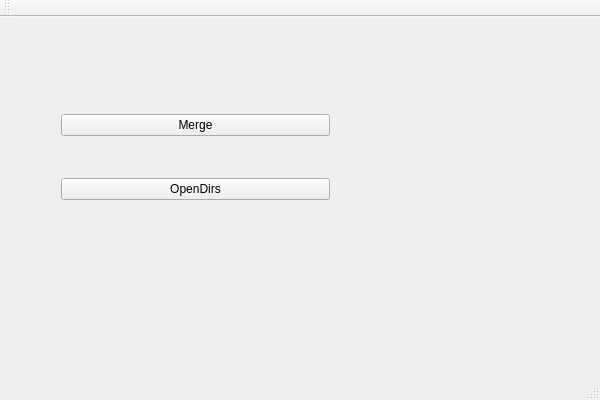
Above: mergeresult.ui from PhineasShi/MergeResult before the change. Below: the same form after it.
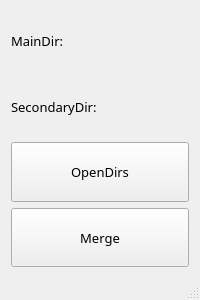
That is the form after the change.

Commit message: Finished UI and OpenDirs

```diff
--- a/mergeresult.ui
+++ b/mergeresult.ui
@@ -6,58 +6,84 @@
    <rect>
     <x>0</x>
     <y>0</y>
-    <width>600</width>
-    <height>400</height>
+    <width>200</width>
+    <height>300</height>
    </rect>
   </property>
   <property name="windowTitle">
    <string>MergeResult</string>
   </property>
   <widget class="QWidget" name="centralWidget">
-   <widget class="QWidget" name="gridLayoutWidget">
-    <property name="geometry">
-     <rect>
-      <x>50</x>
-      <y>50</y>
-      <width>291</width>
-      <height>181</height>
-     </rect>
-    </property>
+   <layout class="QGridLayout" name="gridLayout_2">
+    <item row="0" column="0">
     <layout class="QGridLayout" name="gridLayout">
-     <item row="1" column="0">
+      <item row="0" column="0">
+       <widget class="QLabel" name="label_mainDir">
+        <property name="font">
+         <font>
+          <family>Microsoft YaHei UI Light</family>
+          <pointsize>10</pointsize>
+         </font>
+        </property>
+        <property name="text">
+         <string>MainDir:</string>
+        </property>
+       </widget>
+      </item>
+      <item row="2" column="0">
       <widget class="QPushButton" name="pushButton_openDirs">
+        <property name="sizePolicy">
+         <sizepolicy hsizetype="Minimum" vsizetype="Minimum">
+          <horstretch>0</horstretch>
+          <verstretch>0</verstretch>
+         </sizepolicy>
+        </property>
+        <property name="font">
+         <font>
+          <family>Microsoft YaHei UI Light</family>
+          <pointsize>10</pointsize>
+         </font>
+        </property>
        <property name="text">
         <string>OpenDirs</string>
        </property>
       </widget>
      </item>
-     <item row="0" column="0">
+      <item row="3" column="0">
       <widget class="QPushButton" name="pushButton_merge">
+        <property name="sizePolicy">
+         <sizepolicy hsizetype="Minimum" vsizetype="Minimum">
+          <horstretch>0</horstretch>
+          <verstretch>0</verstretch>
+         </sizepolicy>
+        </property>
+        <property name="font">
+         <font>
+          <family>Microsoft YaHei UI Light</family>
+          <pointsize>10</pointsize>
+         </font>
+        </property>
        <property name="text">
         <string>Merge</string>
        </property>
       </widget>
      </item>
-    </layout>
-   </widget>
-  </widget>
-  <widget class="QMenuBar" name="menuBar">
-   <property name="geometry">
-    <rect>
-     <x>0</x>
-     <y>0</y>
-     <width>600</width>
-     <height>21</height>
-    </rect>
-   </property>
-  </widget>
-  <widget class="QToolBar" name="mainToolBar">
-   <attribute name="toolBarArea">
-    <enum>TopToolBarArea</enum>
-   </attribute>
-   <attribute name="toolBarBreak">
-    <bool>false</bool>
-   </attribute>
+      <item row="1" column="0">
+       <widget class="QLabel" name="label_secDir">
+        <property name="font">
+         <font>
+          <family>Microsoft YaHei UI Light</family>
+          <pointsize>10</pointsize>
+         </font>
+        </property>
+        <property name="text">
+         <string>SecondaryDir:</string>
+        </property>
+       </widget>
+      </item>
+     </layout>
+    </item>
+   </layout>
   </widget>
   <widget class="QStatusBar" name="statusBar"/>
  </widget>
```
Lines whose indentation alone changed are shown as unchanged. The commit also changes 3 other files.
